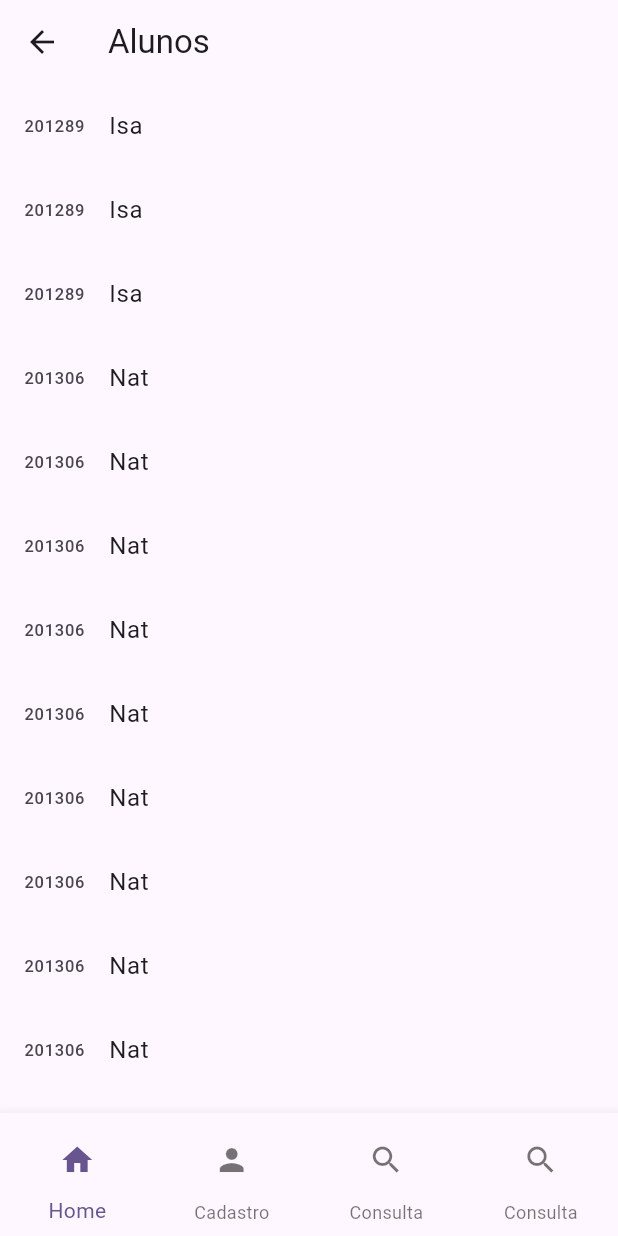
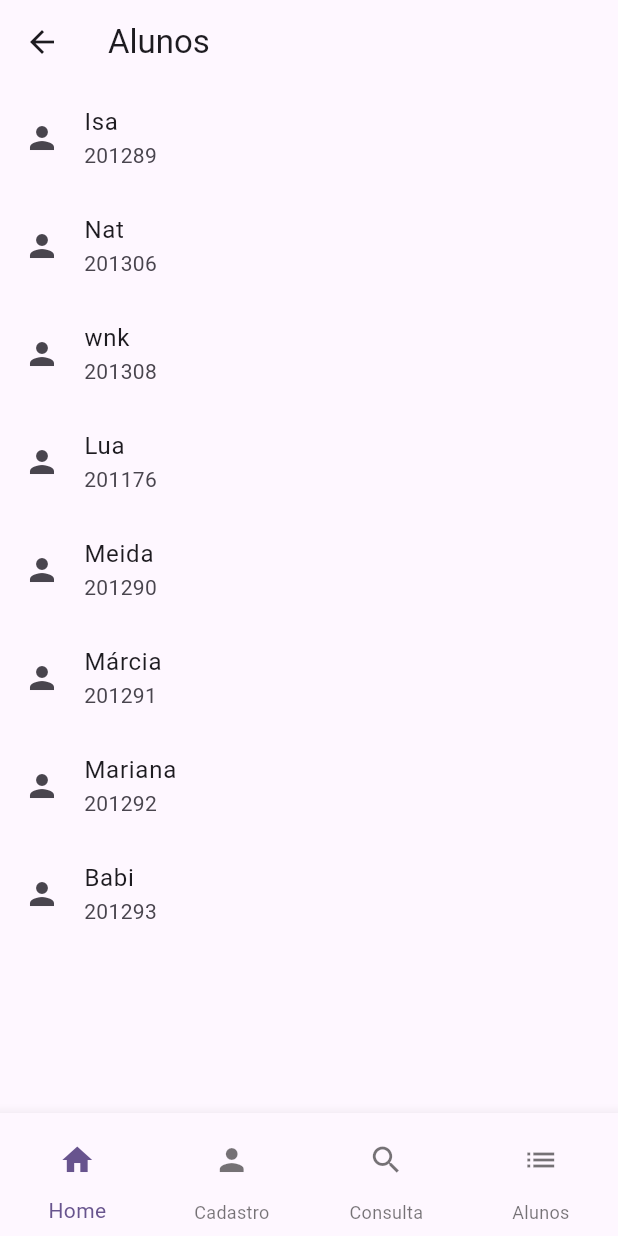
Before and after one commit to AmeMeida/app_aluno, a Flutter app: the screen it shows after launch, item 4 of the bottom bar chosen, on a phone screen of 412 x 824 dp. Run offline on Flutter 3.47's test engine with Material 2 defaults, Android fonts, the phone set to English and light mode, and no system bars.

Commit message:
sistema de pesquisa de aluno melhorado

```diff
--- a/lib/base_page.dart
+++ b/lib/base_page.dart
@@ -31,9 +31,9 @@ class Layout extends Scaffold {
             onPressed: () => Navigator.of(context).pushNamed("/consulta"),
           )),
         BottomNavigationBarItem(
-          label: "Consulta",
+          label: "Alunos",
           icon: IconButton(
-            icon: const Icon(Icons.search),
+            icon: const Icon(Icons.list),
             onPressed: () => Navigator.of(context).pushNamed("/lista"),
           ))
       ])
--- a/lib/components/consulta.dart
+++ b/lib/components/consulta.dart
@@ -10,12 +10,14 @@ class ConsultaAluno extends StatelessWidget {
   @override
   Widget build(BuildContext context) {
     return ListView(
-      shrinkWrap: true,
+        shrinkWrap: true,
         physics: const AlwaysScrollableScrollPhysics(),
-        children: alunoControl.getAll
-            .where((aluno) => nome == null || nome!.isEmpty || aluno.nome.toLowerCase().startsWith(nome!.toLowerCase()))
-            .map((aluno) =>
-                ListTile(leading: Text(aluno.ra), title: Text(aluno.nome)))
+        children: alunoControl
+            .findByNomeRa(nome, ra)
+            .map((aluno) => ListTile(
+                leading: const Icon(Icons.person),
+                title: Text(aluno.nome),
+                subtitle: Text(aluno.ra)))
             .toList());
   }
 }
--- a/lib/controller/user_controller.dart
+++ b/lib/controller/user_controller.dart
@@ -3,29 +3,34 @@ import 'package:cadastro_aluno/model/user.dart';
 class AlunoController {
   final _alunos = [
     const Aluno(nome: "Isa", ra: "201289"),
-    const Aluno(nome: "Isa", ra: "201289"),
-    const Aluno(nome: "Isa", ra: "201289"),
-    const Aluno(nome: "Nat", ra: "201306"),
-    const Aluno(nome: "Nat", ra: "201306"),
-    const Aluno(nome: "Nat", ra: "201306"),
-    const Aluno(nome: "Nat", ra: "201306"),
-    const Aluno(nome: "Nat", ra: "201306"),
-    const Aluno(nome: "Nat", ra: "201306"),
-    const Aluno(nome: "Nat", ra: "201306"),
-    const Aluno(nome: "Nat", ra: "201306"),
-    const Aluno(nome: "Nat", ra: "201306"),
     const Aluno(nome: "Nat", ra: "201306"),
     const Aluno(nome: "wnk", ra: "201308"),
-    const Aluno(nome: "wnk", ra: "201308"),
-    const Aluno(nome: "wnk", ra: "201308"),
-    const Aluno(nome: "wnk", ra: "201308")
+    const Aluno(nome: "Lua", ra: "201176"),
+    const Aluno(nome: "Meida", ra: "201290"),
+    const Aluno(nome: "Márcia", ra: "201291"),
+    const Aluno(nome: "Mariana", ra: "201292"),
+    const Aluno(nome: "Babi", ra: "201293")
   ];
 
   void cadastrar(Aluno aluno) => _alunos.add(aluno);
 
   List<Aluno> get getAll => _alunos;
 
-  List<Aluno> findByNome(String nome) => _alunos.where((aluno) => aluno.nome.toLowerCase().startsWith(nome.toLowerCase())).toList();
+  List<Aluno> findByNome(String nome) => _alunos
+      .where((aluno) => aluno.nome.toLowerCase().startsWith(nome.toLowerCase()))
+      .toList();
+
+  List<Aluno> findByRa(String ra) => _alunos
+      .where((aluno) => aluno.ra.toLowerCase().startsWith(ra.toLowerCase()))
+      .toList();
+
+  List<Aluno> findByNomeRa(String? nome, String? ra) => _alunos
+      .where((aluno) =>
+          ((ra == null || ra.isEmpty) && (nome == null || nome.isEmpty)) ||
+          ((ra == null || ra.isEmpty) &&
+              aluno.nome.toLowerCase().startsWith(nome!.toLowerCase())) ||
+          (aluno.ra == ra))
+      .toList();
 }
 
 final alunoControl = AlunoController();
--- a/pubspec.yaml
+++ b/pubspec.yaml
@@ -19,7 +19,7 @@ publish_to: 'none' # Remove this line if you wish to publish to pub.dev
 version: 1.0.0+1
 
 environment:
-  sdk: '>=3.2.0-42.0.dev <4.0.0'
+  sdk: '>=3.0.6 <4.0.0'
 
 # Dependencies specify other packages that your package needs in order to work.
 # To automatically upgrade your package dependencies to the latest versions
```
Also changed, not shown: pubspec.lock.
